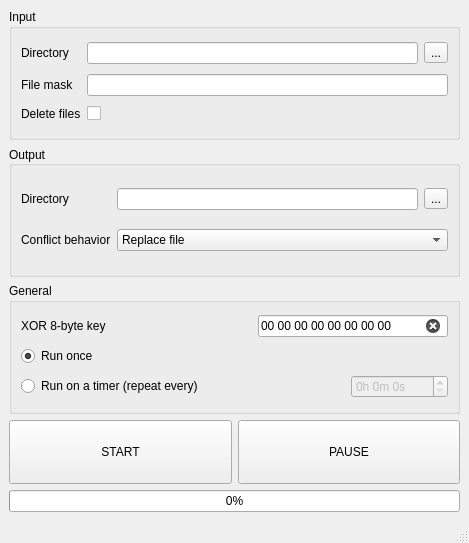
Above: mainwindow.ui from mxlgv/xor-encryptor before the change. Below: the same form after it.
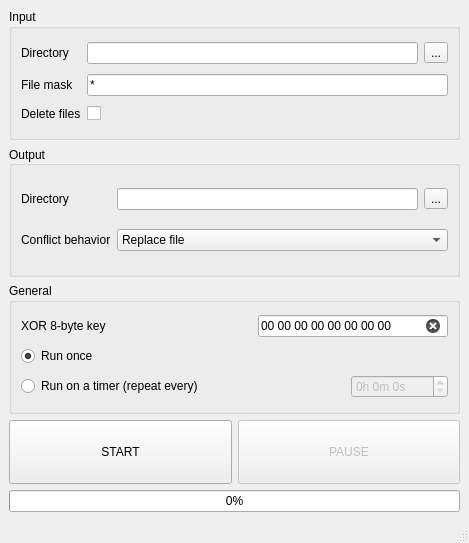
That is the form after the change. Custom widgets are drawn as their Qt base class.

```diff
--- a/mainwindow.ui
+++ b/mainwindow.ui
@@ -44,7 +44,11 @@
         <widget class="QLineEdit" name="inDirLineEdit"/>
        </item>
        <item row="3" column="1" colspan="4">
-        <widget class="QLineEdit" name="inMaskLineEdit"/>
+        <widget class="QLineEdit" name="inMaskLineEdit">
+         <property name="text">
+          <string>*</string>
+         </property>
+        </widget>
        </item>
        <item row="3" column="0">
         <widget class="QLabel" name="inMaskLabel">
@@ -299,6 +303,9 @@
       </item>
       <item>
        <widget class="QPushButton" name="pauseButton">
+        <property name="enabled">
+         <bool>false</bool>
+        </property>
         <property name="sizePolicy">
          <sizepolicy hsizetype="Preferred" vsizetype="Fixed">
           <horstretch>0</horstretch>
```
Left out of the diff: 5 changed lines with no effect on the pictures.
